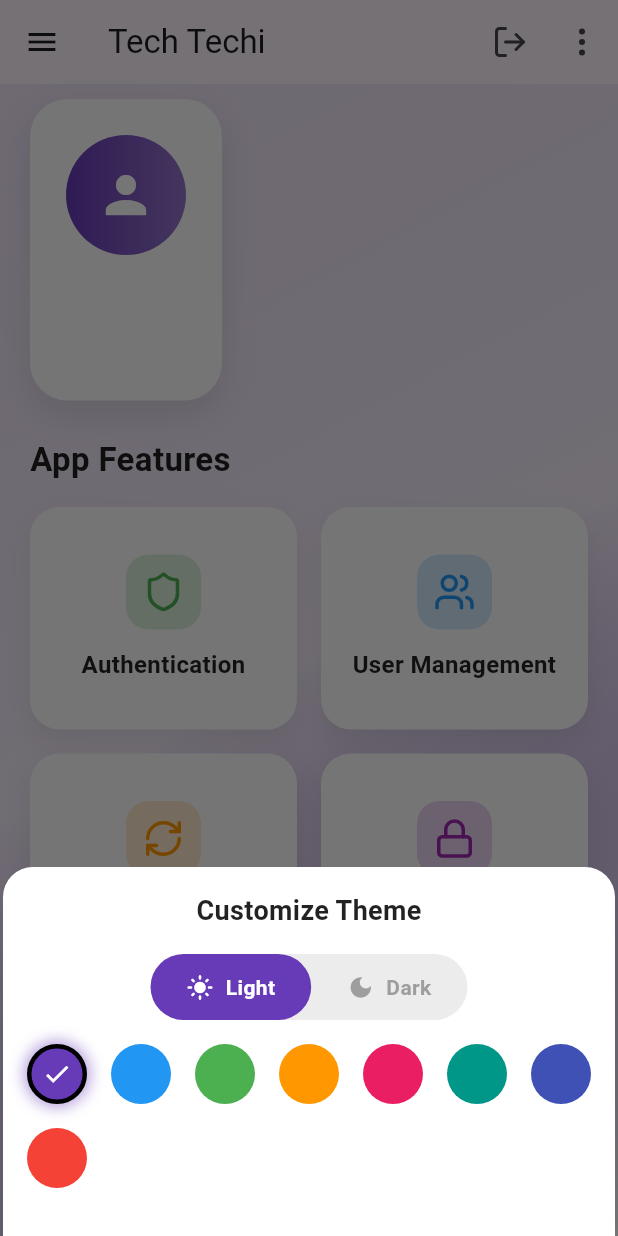
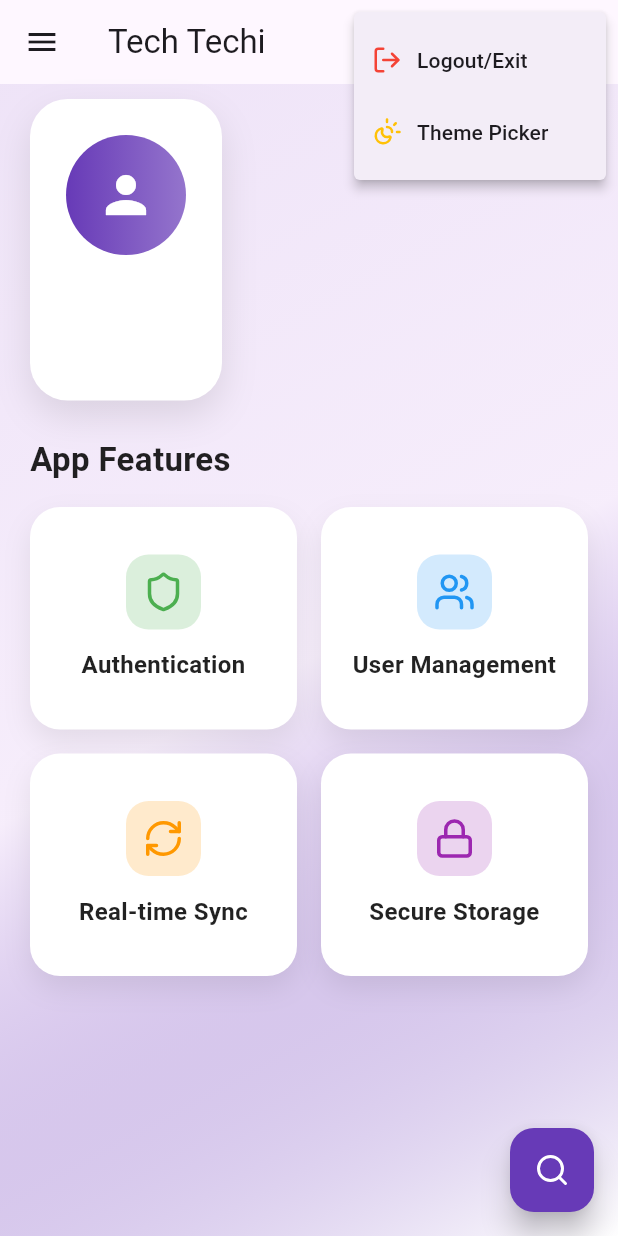
Before and after one commit to PratulDwivedi/mobile_app_tech_techi, a Flutter app: the screen it shows once a user with an empty profile is signed in, after a tap on an icon or button, on a phone screen of 412 x 824 dp. Run offline on Flutter 3.47's test engine with Material 3 defaults, Android fonts, the phone set to English and light mode, and no system bars; our stand-ins replace lucide_icons, shared_preferences, supabase_flutter; accounts and stored records are empty; network calls fail.

Commit message:
theme fix

```diff
--- a/lib/screens/home_screen.dart
+++ b/lib/screens/home_screen.dart
@@ -2,6 +2,7 @@ import 'package:flutter/material.dart';
 import 'package:lucide_icons/lucide_icons.dart';
 import 'package:mobile_app_tech_techi/models/page_item.dart';
 import 'package:mobile_app_tech_techi/screens/search_screen.dart';
+import 'package:mobile_app_tech_techi/widgets/app_bar_menu.dart';
 import 'package:mobile_app_tech_techi/widgets/app_drawer.dart';
 import 'package:mobile_app_tech_techi/widgets/bottom_navigation_bar.dart';
 import 'package:mobile_app_tech_techi/widgets/theme_selector.dart';
@@ -77,19 +78,8 @@ class _HomeScreenState extends State<HomeScreen> with TickerProviderStateMixin {
         title: const Text('Tech Techi'),
         backgroundColor: Colors.transparent,
         elevation: 0,
-        actions: [
-          IconButton(
-            icon: const Icon(LucideIcons.logOut),
-            onPressed: () async => await _authService.signOut(),
-          ),
-          IconButton(
-            icon: const Icon(LucideIcons.moreVertical),
-            onPressed: () => showModalBottomSheet(
-              context: context,
-              backgroundColor: Colors.transparent,
-              builder: (context) => const ThemeSelector(),
-            ),
-          ),
+        actions: const [
+          AppBarMenu(),
         ],
       ),
       drawer: FutureBuilder<List<PageItem>>(
--- /dev/null
+++ b/lib/widgets/app_bar_menu.dart
@@ -0,0 +1,53 @@
+import 'package:flutter/material.dart';
+import 'package:lucide_icons/lucide_icons.dart';
+import 'package:mobile_app_tech_techi/services/auth_service.dart';
+import 'package:mobile_app_tech_techi/widgets/theme_selector.dart';
+
+class AppBarMenu extends StatelessWidget {
+  const AppBarMenu({super.key});
+
+  @override
+  Widget build(BuildContext context) {
+    return PopupMenuButton<_MenuOption>(
+      icon: const Icon(LucideIcons.moreVertical),
+      onSelected: (option) async {
+        switch (option) {
+          case _MenuOption.logout:
+            await AuthService().signOut();
+            break;
+          case _MenuOption.theme:
+            showModalBottomSheet(
+              context: context,
+              backgroundColor: Colors.transparent,
+              builder: (context) => const ThemeSelector(),
+            );
+            break;
+        }
+      },
+      itemBuilder: (context) => [
+        PopupMenuItem(
+          value: _MenuOption.logout,
+          child: Row(
+            children: [
+              Icon(LucideIcons.logOut, color: Colors.red, size: 20),
+              const SizedBox(width: 10),
+              const Text('Logout/Exit'),
+            ],
+          ),
+        ),
+        PopupMenuItem(
+          value: _MenuOption.theme,
+          child: Row(
+            children: [
+              Icon(LucideIcons.sunMoon, color: Colors.amber, size: 20),
+              const SizedBox(width: 10),
+              const Text('Theme Picker'),
+            ],
+          ),
+        ),
+      ],
+    );
+  }
+}
+
+enum _MenuOption { logout, theme }
```
